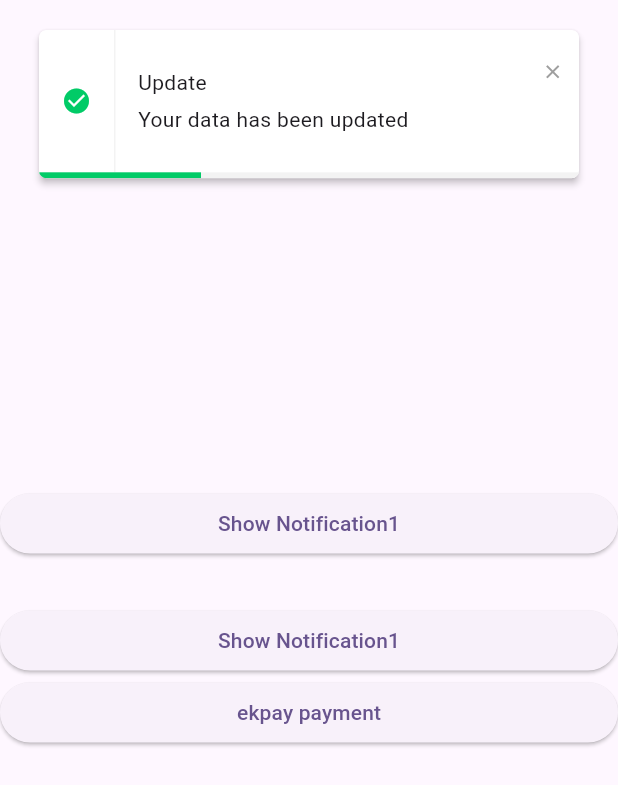
After one commit to JubayerAl040/test_app, a Flutter app: the screen it shows after launch, after a tap on "Show Notification1", on a phone screen of 412 x 824 dp. The commit adds this screen. Shown: the top 785 px of the screen. Run offline on Flutter 3.47's test engine with Material 3 defaults, Android fonts, the phone set to English and light mode, and no system bars; drawn by our look-alikes of overlay_support; our stand-ins replace elegant_notification, firebase_core, firebase_messaging, logger; missing offline and left inert: flutter_stripe; accounts and stored records are empty; network calls fail.

```diff
--- /dev/null
+++ b/lib/elegant_notification_screen.dart
@@ -0,0 +1,101 @@
+import 'dart:convert';
+
+import 'package:elegant_notification/elegant_notification.dart';
+import 'package:elegant_notification/resources/arrays.dart';
+import 'package:elegant_notification/resources/stacked_options.dart';
+import 'package:flutter/material.dart';
+import 'package:http/http.dart' as http;
+import 'package:logger/logger.dart';
+
+class ElegantNotificationScreen extends StatefulWidget {
+  const ElegantNotificationScreen({super.key});
+
+  @override
+  State<ElegantNotificationScreen> createState() =>
+      _ElegantNotificationScreenState();
+}
+
+class _ElegantNotificationScreenState extends State<ElegantNotificationScreen> {
+  @override
+  Widget build(BuildContext context) {
+    return Scaffold(
+      body: Column(
+        mainAxisAlignment: MainAxisAlignment.center,
+        crossAxisAlignment: CrossAxisAlignment.stretch,
+        children: [
+          ElevatedButton(
+            onPressed: () {
+              _showSuccessNotification();
+            },
+            child: const Text("Show Notification1"),
+          ),
+          const SizedBox(height: 30),
+          ElevatedButton(
+            onPressed: () {
+              _showErrorNotification();
+            },
+            child: const Text("Show Notification1"),
+          ),
+          ElevatedButton(
+            onPressed: () async {
+              final url = Uri.parse(
+                  "https://apisoowgoodbeta.com/api/app/ek-pay/initiate-payment");
+              try {
+                final response = await http.post(url, body: {
+                  "applicationCode": "SGAP240815ONLINESL008",
+                  "transactionId": "",
+                  "totalAmount": "20"
+                });
+                print("api hit done");
+                if (response.statusCode == 200) {
+                  print("status 200");
+                  Logger().i(response.body);
+                } else {
+                  print("status ${response.statusCode}");
+                  Logger().i(response.body);
+                }
+              } catch (e) {
+                Logger().e(e);
+              }
+            },
+            child: const Text("ekpay payment"),
+          ),
+        ],
+      ),
+    );
+  }
+
+  void _showSuccessNotification() {
+    ElegantNotification.success(
+      width: 360,
+      isDismissable: false,
+      position: Alignment.topCenter,
+      toastDuration: const Duration(milliseconds: 2300),
+      animation: AnimationType.fromTop,
+      title: const Text('Update'),
+      description: const Text('Your data has been updated'),
+      shadow: BoxShadow(
+        color: Colors.green.withOpacity(0.2),
+        spreadRadius: 2,
+        blurRadius: 5,
+        offset: const Offset(0, 4),
+      ),
+    ).show(context);
+  }
+
+  void _showErrorNotification() {
+    ElegantNotification.error(
+      width: 360,
+      stackedOptions: StackedOptions(
+        key: 'topRight',
+        type: StackedType.below,
+        itemOffset: const Offset(0, 5),
+      ),
+      position: Alignment.topRight,
+      toastDuration: const Duration(milliseconds: 2300),
+      animation: AnimationType.fromRight,
+      title: const Text('Error'),
+      description: const Text('Error example notification'),
+    ).show(context);
+  }
+}
--- a/lib/main.dart
+++ b/lib/main.dart
@@ -1,10 +1,13 @@
 import 'package:firebase_core/firebase_core.dart';
 import 'package:firebase_messaging/firebase_messaging.dart';
 import 'package:flutter/material.dart';
+import 'package:flutter_stripe/flutter_stripe.dart';
 import 'package:logger/logger.dart';
 import 'package:overlay_support/overlay_support.dart';
+import 'package:test_app/elegant_notification_screen.dart';
 import 'package:test_app/firebase_options.dart';
 import 'package:test_app/shimmer_loading_screen.dart';
+import 'package:test_app/stripe_payment_screen.dart';
 
 @pragma('vm:entry-point')
 Future<void> _firebaseMessagingBackgroundHandler(RemoteMessage message) async {
@@ -35,7 +38,10 @@ Future<void> main() async {
   // await FirebaseMessaging.instance.setAutoInitEnabled(true);
   // print(await FirebaseMessaging.instance.getToken());
   // FirebaseMessaging.onBackgroundMessage(_firebaseMessagingBackgroundHandler);
-
+  WidgetsFlutterBinding.ensureInitialized();
+  Stripe.publishableKey =
+      "pk_test_51PiabWRuRFmJ3dUi6BzpFUAUChf90Ry1yYvuFYDgC3REpbFY8Nu7uxwW1UwQNtGptfD8ffjkyKq2UFl4YPhoaf1r00S1FqsUW2";
+  //Stripe.merchantIdentifier = 'MerchantIdentifier';
   runApp(const MyApp());
 }
 
@@ -51,7 +57,7 @@ class MyApp extends StatelessWidget {
           colorScheme: ColorScheme.fromSeed(seedColor: Colors.deepPurple),
           useMaterial3: true,
         ),
-        home: const ShimmerloadingScreen(),
+        home: const ElegantNotificationScreen(),
       ),
     );
   }
--- a/pubspec.yaml
+++ b/pubspec.yaml
@@ -14,6 +14,9 @@ dependencies:
   firebase_analytics: ^11.0.0
   overlay_support: ^2.1.0
   logger: ^2.3.0
+  flutter_stripe: ^11.0.0
+  http: ^1.2.2
+  elegant_notification: ^2.2.2
 
 dev_dependencies:
   flutter_test:
```
Also changed, not shown: lib/stripe_payment_screen.dart (added, +115 -0 lines), 6 other files.
